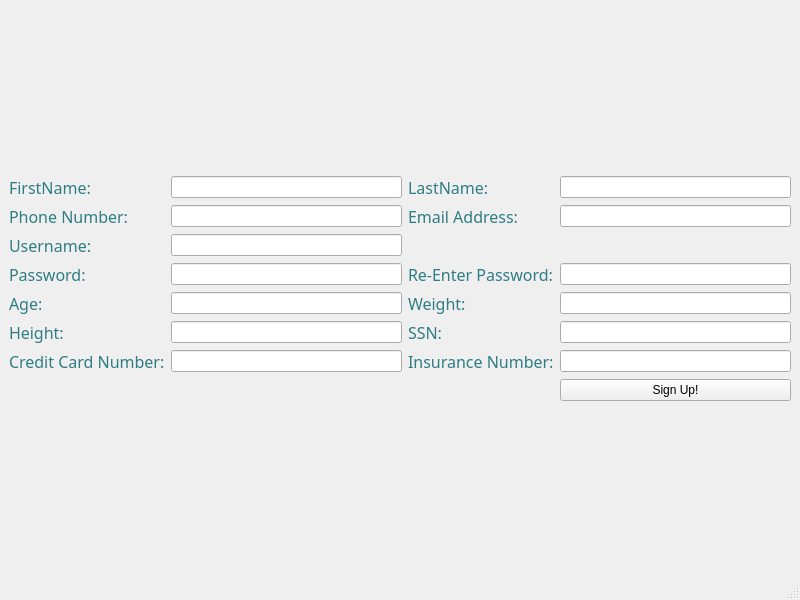
The window that signupcommonnew.ui (daeunnpark/hospital_portal) describes before a commit, drawn with Qt 5.
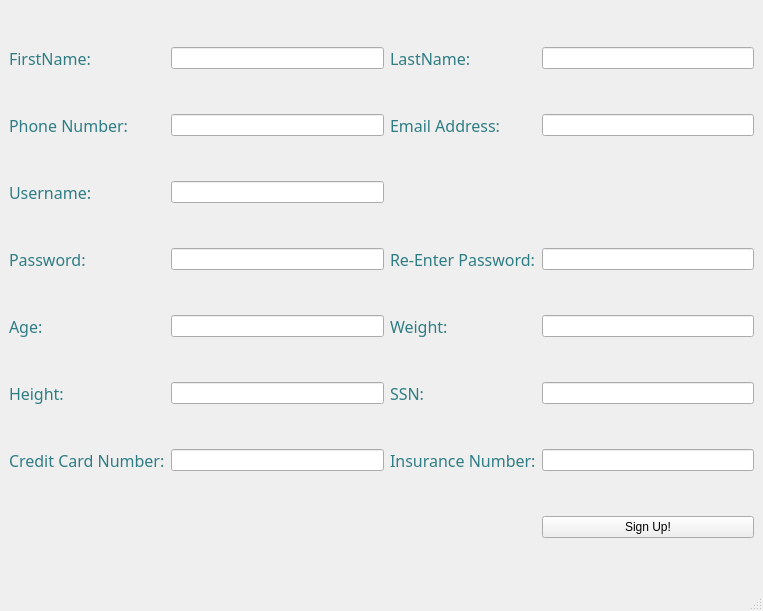
The same window after the commit.

```diff
--- a/signupcommonnew.ui
+++ b/signupcommonnew.ui
@@ -6,8 +6,8 @@
    <rect>
     <x>0</x>
     <y>0</y>
-    <width>800</width>
-    <height>600</height>
+    <width>763</width>
+    <height>611</height>
    </rect>
   </property>
   <property name="windowTitle">
@@ -16,30 +16,34 @@
   <widget class="QWidget" name="centralwidget">
    <layout class="QGridLayout" name="gridLayout">
     <item row="0" column="0">
-     <layout class="QGridLayout" name="gridLayout_2">
-      <item row="6" column="2">
-       <widget class="QLabel" name="label_13">
+     <widget class="QLabel" name="label">
         <property name="styleSheet">
          <string notr="true">color: rgb(46, 125, 132);
 font-weight: bold;
 font: 12pt Lucida Calligraphy;</string>
         </property>
         <property name="text">
-         <string>Insurance Number:</string>
+       <string>FirstName:</string>
         </property>
        </widget>
       </item>
-      <item row="4" column="1">
-       <widget class="QLineEdit" name="lineEdit_8"/>
-      </item>
-      <item row="1" column="1">
-       <widget class="QLineEdit" name="lineEdit_3"/>
-      </item>
-      <item row="6" column="3">
-       <widget class="QLineEdit" name="lineEdit_13"/>
-      </item>
-      <item row="6" column="1">
-       <widget class="QLineEdit" name="lineEdit_12"/>
+    <item row="0" column="1">
+     <widget class="QLineEdit" name="lineEdit"/>
+    </item>
+    <item row="0" column="2">
+     <widget class="QLabel" name="label_2">
+      <property name="styleSheet">
+       <string notr="true">color: rgb(46, 125, 132);
+font-weight: bold;
+font: 12pt Lucida Calligraphy;</string>
+      </property>
+      <property name="text">
+       <string>LastName:</string>
+      </property>
+     </widget>
+    </item>
+    <item row="0" column="3">
+     <widget class="QLineEdit" name="lineEdit_2"/>
       </item>
       <item row="1" column="0">
        <widget class="QLabel" name="label_3">
@@ -53,77 +57,38 @@
         </property>
        </widget>
       </item>
-      <item row="6" column="0">
-       <widget class="QLabel" name="label_12">
-        <property name="styleSheet">
-         <string notr="true">color: rgb(46, 125, 132);
-font-weight: bold;
-font: 12pt Lucida Calligraphy;</string>
-        </property>
-        <property name="text">
-         <string>Credit Card Number:</string>
-        </property>
-       </widget>
-      </item>
-      <item row="5" column="0">
-       <widget class="QLabel" name="label_10">
+    <item row="1" column="1">
+     <widget class="QLineEdit" name="lineEdit_3"/>
+    </item>
+    <item row="1" column="2">
+     <widget class="QLabel" name="label_4">
         <property name="styleSheet">
          <string notr="true">color: rgb(46, 125, 132);
 font-weight: bold;
 font: 12pt Lucida Calligraphy;</string>
         </property>
         <property name="text">
-         <string>Height:</string>
-        </property>
-       </widget>
-      </item>
-      <item row="5" column="3">
-       <widget class="QLineEdit" name="lineEdit_11"/>
-      </item>
-      <item row="0" column="0">
-       <widget class="QLabel" name="label">
-        <property name="styleSheet">
-         <string notr="true">color: rgb(46, 125, 132);
-font-weight: bold;
-font: 12pt Lucida Calligraphy;</string>
-        </property>
-        <property name="text">
-         <string>FirstName:</string>
-        </property>
-       </widget>
-      </item>
-      <item row="4" column="2">
-       <widget class="QLabel" name="label_9">
-        <property name="styleSheet">
-         <string notr="true">color: rgb(46, 125, 132);
-font-weight: bold;
-font: 12pt Lucida Calligraphy;</string>
-        </property>
-        <property name="text">
-         <string>Weight:</string>
-        </property>
-       </widget>
-      </item>
-      <item row="4" column="0">
-       <widget class="QLabel" name="label_8">
-        <property name="styleSheet">
-         <string notr="true">color: rgb(46, 125, 132);
-font-weight: bold;
-font: 12pt Lucida Calligraphy;</string>
-        </property>
-        <property name="text">
-         <string>Age:</string>
+       <string>Email Address:</string>
         </property>
        </widget>
       </item>
       <item row="1" column="3">
        <widget class="QLineEdit" name="lineEdit_4"/>
       </item>
-      <item row="3" column="3">
-       <widget class="QLineEdit" name="lineEdit_7"/>
-      </item>
-      <item row="3" column="1">
-       <widget class="QLineEdit" name="lineEdit_6"/>
+    <item row="2" column="0">
+     <widget class="QLabel" name="label_5">
+      <property name="styleSheet">
+       <string notr="true">color: rgb(46, 125, 132);
+font-weight: bold;
+font: 12pt Lucida Calligraphy;</string>
+      </property>
+      <property name="text">
+       <string>Username:</string>
+      </property>
+     </widget>
+    </item>
+    <item row="2" column="1">
+     <widget class="QLineEdit" name="lineEdit_5"/>
       </item>
       <item row="3" column="0">
        <widget class="QLabel" name="label_6">
@@ -137,51 +102,69 @@
         </property>
        </widget>
       </item>
-      <item row="1" column="2">
-       <widget class="QLabel" name="label_4">
+    <item row="3" column="1">
+     <widget class="QLineEdit" name="lineEdit_6"/>
+    </item>
+    <item row="3" column="2">
+     <widget class="QLabel" name="label_7">
         <property name="styleSheet">
          <string notr="true">color: rgb(46, 125, 132);
 font-weight: bold;
 font: 12pt Lucida Calligraphy;</string>
         </property>
         <property name="text">
-         <string>Email Address:</string>
+       <string>Re-Enter Password:</string>
+      </property>
+     </widget>
+    </item>
+    <item row="3" column="3">
+     <widget class="QLineEdit" name="lineEdit_7"/>
+    </item>
+    <item row="4" column="0">
+     <widget class="QLabel" name="label_8">
+      <property name="styleSheet">
+       <string notr="true">color: rgb(46, 125, 132);
+font-weight: bold;
+font: 12pt Lucida Calligraphy;</string>
+      </property>
+      <property name="text">
+       <string>Age:</string>
+      </property>
+     </widget>
+    </item>
+    <item row="4" column="1">
+     <widget class="QLineEdit" name="lineEdit_8"/>
+    </item>
+    <item row="4" column="2">
+     <widget class="QLabel" name="label_9">
+      <property name="styleSheet">
+       <string notr="true">color: rgb(46, 125, 132);
+font-weight: bold;
+font: 12pt Lucida Calligraphy;</string>
+      </property>
+      <property name="text">
+       <string>Weight:</string>
         </property>
        </widget>
       </item>
       <item row="4" column="3">
        <widget class="QLineEdit" name="lineEdit_9"/>
       </item>
+    <item row="5" column="0">
+     <widget class="QLabel" name="label_10">
+      <property name="styleSheet">
+       <string notr="true">color: rgb(46, 125, 132);
+font-weight: bold;
+font: 12pt Lucida Calligraphy;</string>
+      </property>
+      <property name="text">
+       <string>Height:</string>
+      </property>
+     </widget>
+    </item>
       <item row="5" column="1">
        <widget class="QLineEdit" name="lineEdit_10"/>
       </item>
-      <item row="3" column="2">
-       <widget class="QLabel" name="label_7">
-        <property name="styleSheet">
-         <string notr="true">color: rgb(46, 125, 132);
-font-weight: bold;
-font: 12pt Lucida Calligraphy;</string>
-        </property>
-        <property name="text">
-         <string>Re-Enter Password:</string>
-        </property>
-       </widget>
-      </item>
-      <item row="0" column="3">
-       <widget class="QLineEdit" name="lineEdit_2"/>
-      </item>
-      <item row="2" column="0">
-       <widget class="QLabel" name="label_5">
-        <property name="styleSheet">
-         <string notr="true">color: rgb(46, 125, 132);
-font-weight: bold;
-font: 12pt Lucida Calligraphy;</string>
-        </property>
-        <property name="text">
-         <string>Username:</string>
-        </property>
-       </widget>
-      </item>
       <item row="5" column="2">
        <widget class="QLabel" name="label_11">
         <property name="styleSheet">
@@ -194,24 +177,39 @@
         </property>
        </widget>
       </item>
-      <item row="2" column="1">
-       <widget class="QLineEdit" name="lineEdit_5"/>
-      </item>
-      <item row="0" column="1">
-       <widget class="QLineEdit" name="lineEdit"/>
-      </item>
-      <item row="0" column="2">
-       <widget class="QLabel" name="label_2">
+    <item row="5" column="3">
+     <widget class="QLineEdit" name="lineEdit_11"/>
+    </item>
+    <item row="6" column="0">
+     <widget class="QLabel" name="label_12">
+      <property name="styleSheet">
+       <string notr="true">color: rgb(46, 125, 132);
+font-weight: bold;
+font: 12pt Lucida Calligraphy;</string>
+      </property>
+      <property name="text">
+       <string>Credit Card Number:</string>
+      </property>
+     </widget>
+    </item>
+    <item row="6" column="1">
+     <widget class="QLineEdit" name="lineEdit_12"/>
+    </item>
+    <item row="6" column="2">
+     <widget class="QLabel" name="label_13">
         <property name="styleSheet">
          <string notr="true">color: rgb(46, 125, 132);
 font-weight: bold;
 font: 12pt Lucida Calligraphy;</string>
         </property>
         <property name="text">
-         <string>LastName:</string>
+       <string>Insurance Number:</string>
         </property>
        </widget>
       </item>
+    <item row="6" column="3">
+     <widget class="QLineEdit" name="lineEdit_13"/>
+    </item>
       <item row="7" column="3">
        <widget class="QPushButton" name="pushButton">
         <property name="text">
@@ -220,8 +218,6 @@
        </widget>
       </item>
      </layout>
-    </item>
-   </layout>
   </widget>
   <widget class="QMenuBar" name="menubar">
    <property name="geometry">
```
Left out of the diff: 2 changed lines with no effect on the pictures. Lines whose indentation alone changed are shown as unchanged.
